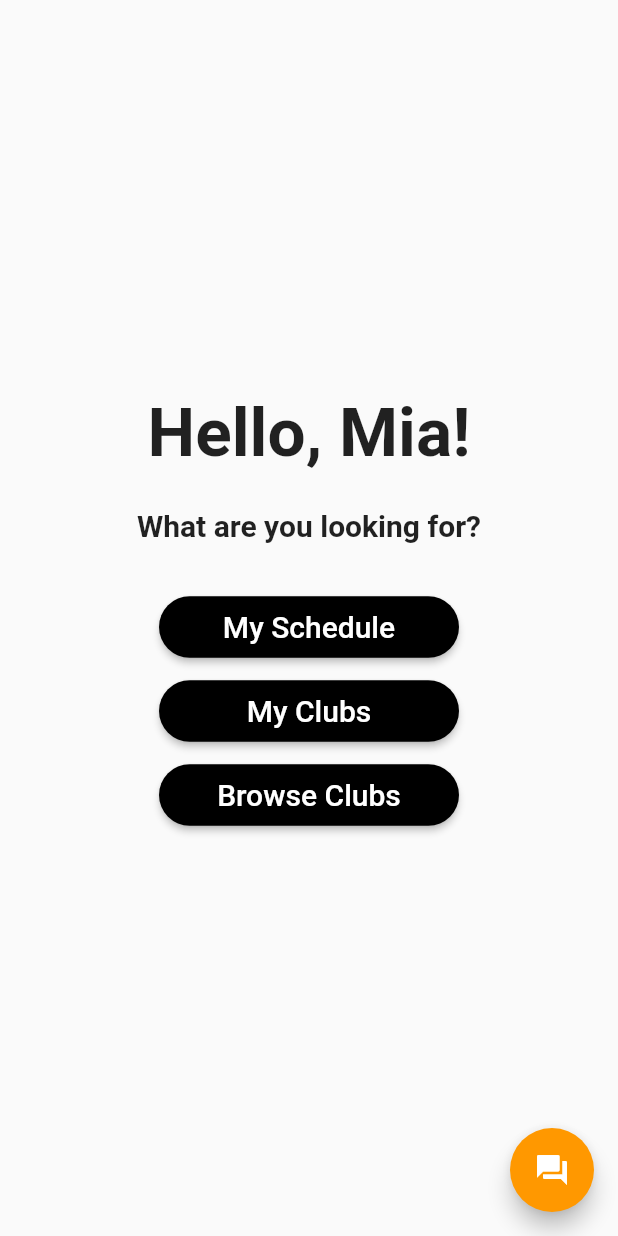
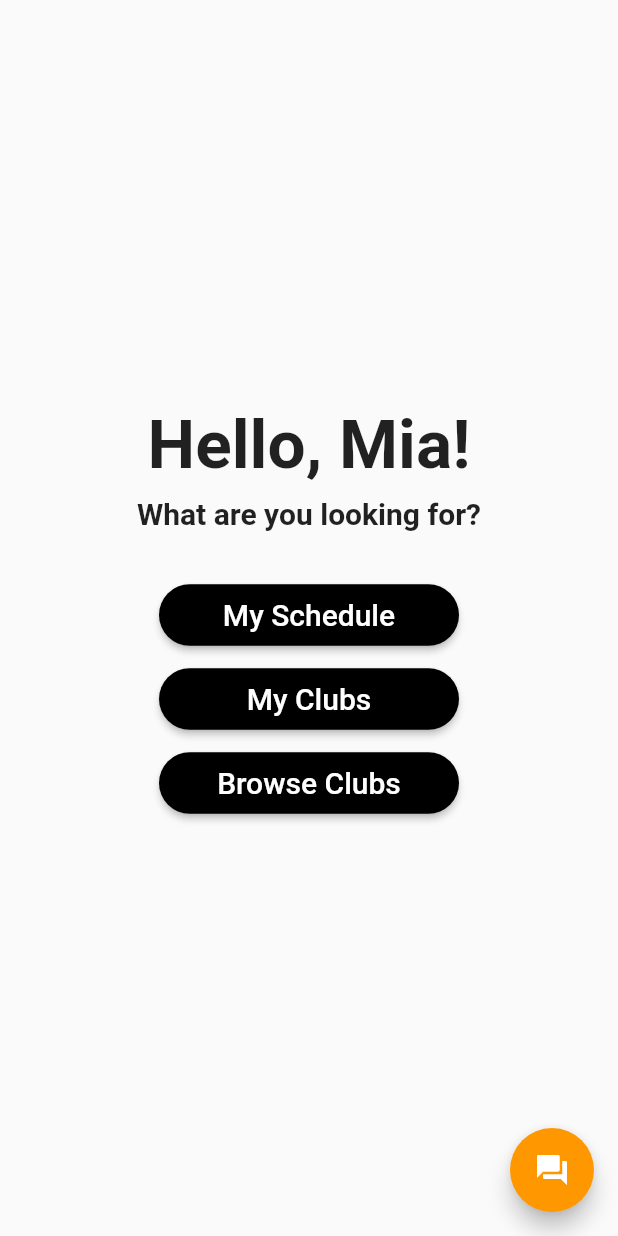
Before and after one commit to rfern565/MHS-App, a Flutter app: the screen it shows after launch, on a phone screen of 412 x 824 dp. Run offline on Flutter 3.47's test engine with Material 2 defaults, Android fonts, the light colour scheme and no system bars.

Commit message:
Fixed a spacing issue

```diff
--- a/mhsapp/lib/main.dart
+++ b/mhsapp/lib/main.dart
@@ -42,7 +42,6 @@ class HomePage extends StatelessWidget {
                     ),
                   ),
                 ),
-                SizedBox(height: 16),
                 Padding(
                   padding: const EdgeInsets.only(bottom: 32),
                   child: Text(
```
